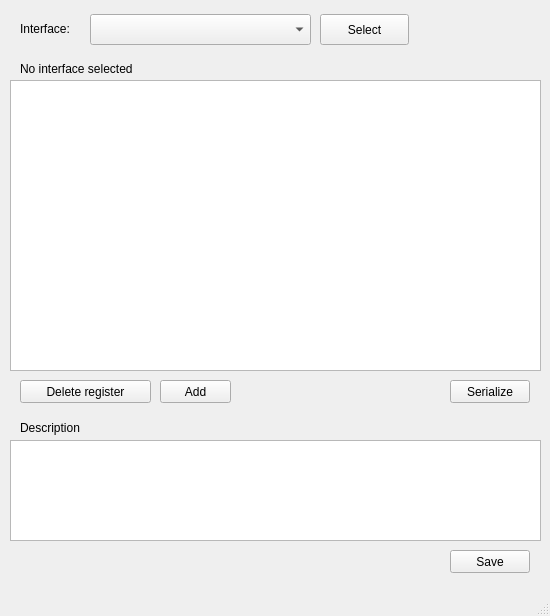
Above: res/mainwindow.ui from simonows/phyer before the change. Below: the same form after it.
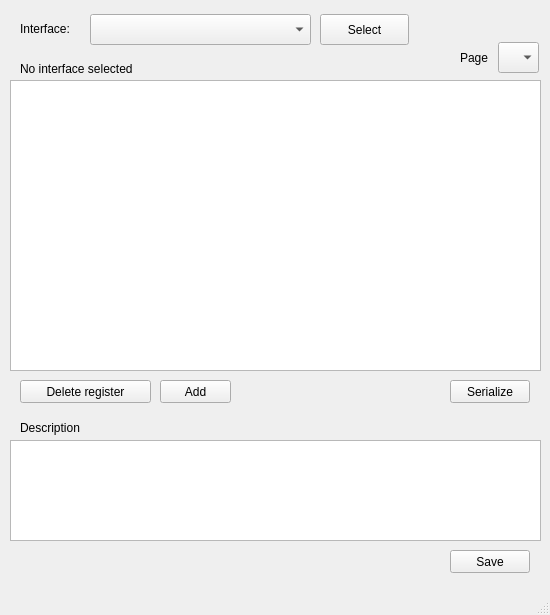
That is the form after the change.

What changed in the file:
```diff
--- a/res/mainwindow.ui
+++ b/res/mainwindow.ui
@@ -7,7 +7,7 @@
     <x>0</x>
     <y>0</y>
     <width>550</width>
-    <height>616</height>
+    <height>615</height>
    </rect>
   </property>
   <property name="sizePolicy">
@@ -16,6 +16,18 @@
     <verstretch>0</verstretch>
    </sizepolicy>
   </property>
+  <property name="minimumSize">
+   <size>
+    <width>550</width>
+    <height>615</height>
+   </size>
+  </property>
+  <property name="maximumSize">
+   <size>
+    <width>550</width>
+    <height>615</height>
+   </size>
+  </property>
   <property name="windowTitle">
    <string>PHY Register Set Editor</string>
   </property>
@@ -154,6 +166,29 @@
      <string>Serialize</string>
     </property>
    </widget>
+   <widget class="QComboBox" name="pageComboBox">
+    <property name="geometry">
+     <rect>
+      <x>498</x>
+      <y>42</y>
+      <width>41</width>
+      <height>31</height>
+     </rect>
+    </property>
+   </widget>
+   <widget class="QLabel" name="label_2">
+    <property name="geometry">
+     <rect>
+      <x>460</x>
+      <y>50</y>
+      <width>31</width>
+      <height>16</height>
+     </rect>
+    </property>
+    <property name="text">
+     <string>Page</string>
+    </property>
+   </widget>
   </widget>
   <widget class="QMenuBar" name="menubar">
    <property name="geometry">
```
Left out of the diff: 2 changed lines with no effect on the pictures.
